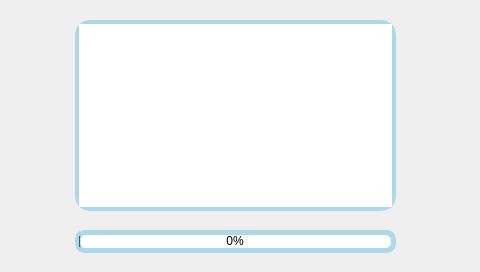
Old version of the form 000-All_Test/TestUsbAction/widget.ui in the repository dongdong-2009/Qt_project.
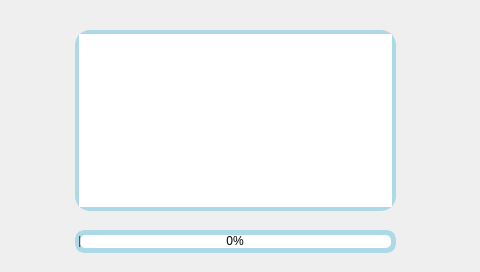
New version of the form.

```diff
--- a/000-All_Test/TestUsbAction/widget.ui
+++ b/000-All_Test/TestUsbAction/widget.ui
@@ -42,9 +42,9 @@
    <property name="geometry">
     <rect>
      <x>75</x>
-     <y>20</y>
+     <y>30</y>
      <width>321</width>
-     <height>191</height>
+     <height>181</height>
     </rect>
    </property>
    <property name="styleSheet">
```
Left out of the diff: 30 changed lines with no effect on the pictures.
